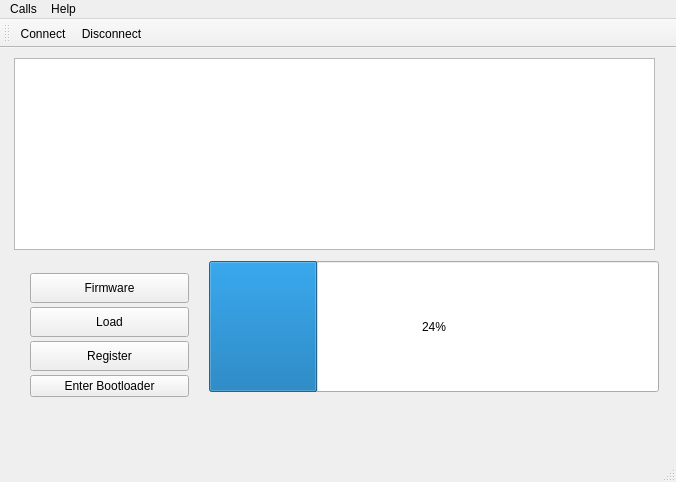
Old version of the form mainwindow.ui in the repository IMProject/IMFlasher.
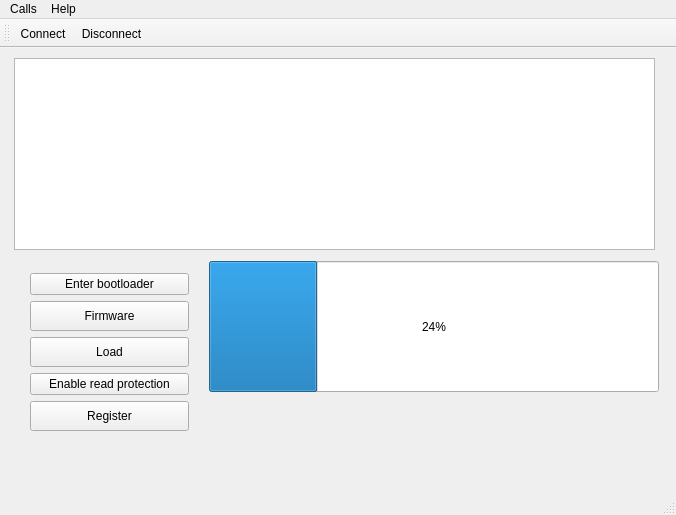
New version of the form. Icons and pictures are not drawn.

Commit message: Added enable/disable read protection mechanism

```diff
--- a/mainwindow.ui
+++ b/mainwindow.ui
@@ -7,7 +7,7 @@
     <x>0</x>
     <y>0</y>
     <width>676</width>
-    <height>482</height>
+    <height>515</height>
    </rect>
   </property>
   <property name="windowTitle">
@@ -49,16 +49,23 @@
      <number>24</number>
     </property>
    </widget>
-   <widget class="QWidget" name="">
+   <widget class="QWidget" name="layoutWidget">
     <property name="geometry">
      <rect>
       <x>19</x>
       <y>214</y>
       <width>181</width>
-      <height>166</height>
+      <height>270</height>
      </rect>
     </property>
     <layout class="QVBoxLayout" name="verticalLayout">
+     <item>
+      <widget class="QPushButton" name="enterBootloader">
+       <property name="text">
+        <string>Enter bootloader</string>
+       </property>
+      </widget>
+     </item>
      <item>
       <widget class="QPushButton" name="selectFirmware">
        <property name="sizePolicy">
@@ -97,6 +104,13 @@
        </property>
       </widget>
      </item>
+     <item>
+      <widget class="QPushButton" name="protectButton">
+       <property name="text">
+        <string>Enable read protection</string>
+       </property>
+      </widget>
+     </item>
      <item>
       <widget class="QPushButton" name="registerButton">
        <property name="minimumSize">
@@ -110,13 +124,6 @@
        </property>
       </widget>
      </item>
-     <item>
-      <widget class="QPushButton" name="enterBootloader">
-       <property name="text">
-        <string>Enter Bootloader</string>
-       </property>
-      </widget>
-     </item>
      <item>
       <widget class="QLabel" name="statusLabel">
        <property name="text">
```
Left out of the diff: 2 changed lines with no effect on the pictures. The commit also changes 5 other files.
